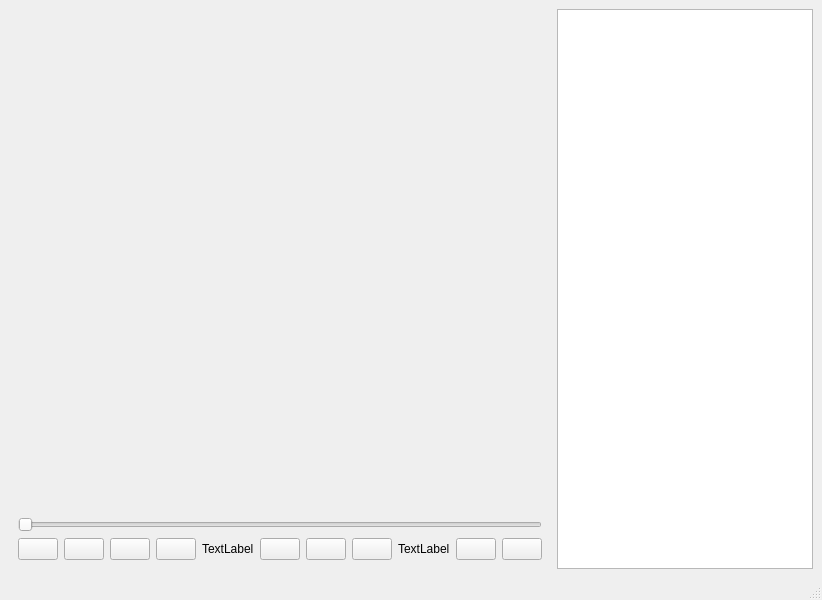
SHM-white/MusicPlayer, file src/widget.ui: the form before one commit.
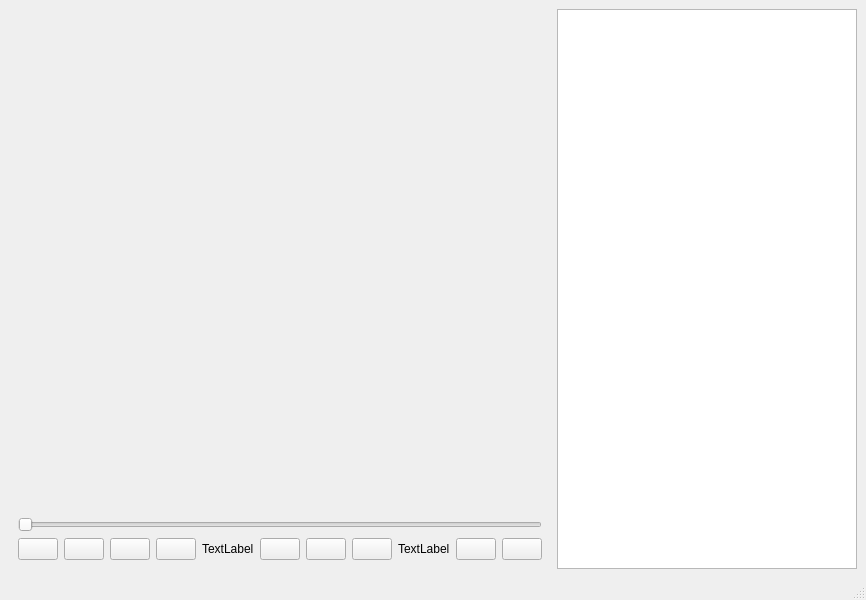
The form after the commit. Custom widgets are drawn as their Qt base class.

Diff of the .ui file:
```diff
--- a/src/widget.ui
+++ b/src/widget.ui
@@ -156,6 +156,12 @@
           <verstretch>0</verstretch>
          </sizepolicy>
         </property>
+        <property name="minimumSize">
+         <size>
+          <width>300</width>
+          <height>0</height>
+         </size>
+        </property>
        </widget>
       </item>
      </layout>
```
